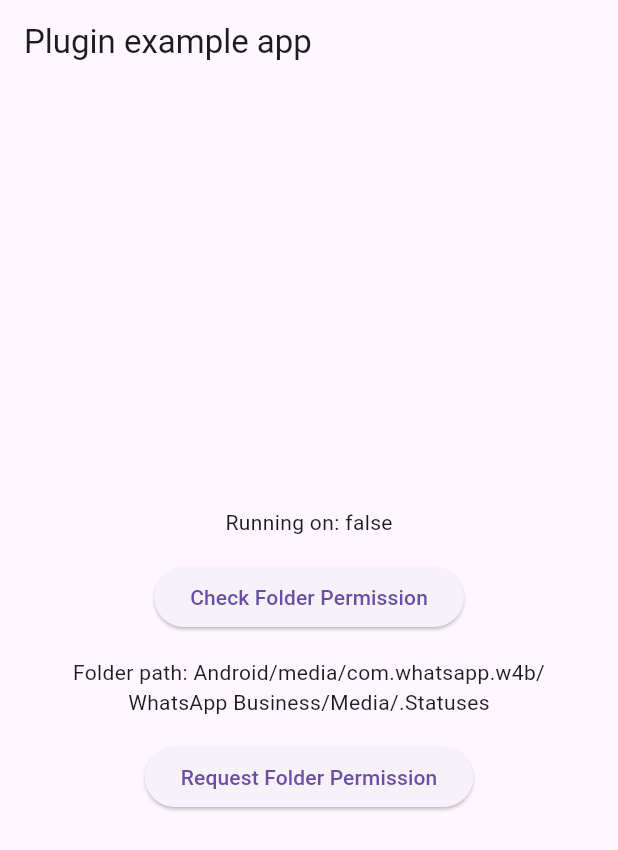
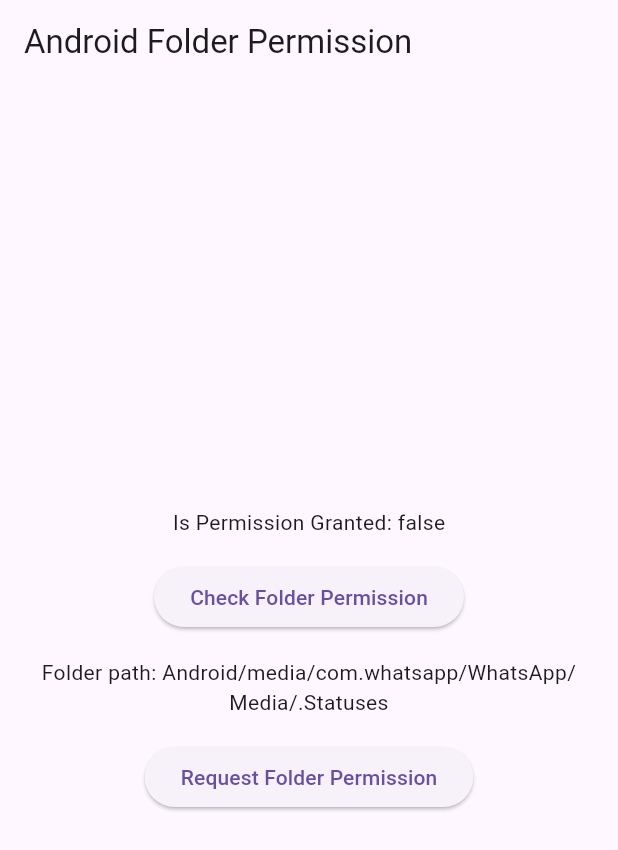
Before and after one commit to Dajiraj-Infotech/android_folder_permission, a Flutter app: the screen it shows after launch, after a tap on "Request Folder Permission", on a phone screen of 412 x 824 dp. Shown: the top 850 px of the screen. Run offline on Flutter 3.47's test engine with Material 3 defaults, Android fonts, the phone set to English and light mode, and no system bars; our stand-ins replace plugin_platform_interface.

Commit message:
Refactored folder path handling and improved permission check logic in main.dart. Updated app bar title and permission status display for clarity.

```diff
--- a/example/lib/main.dart
+++ b/example/lib/main.dart
@@ -19,8 +19,15 @@ class _MyAppState extends State<MyApp> {
   final _androidFolderPermissionPlugin = AndroidFolderPermission();
 
   static const _folderPath =
-      // 'Android/media/com.whatsapp/WhatsApp/Media/.Statuses';
-      'Android/media/com.whatsapp.w4b/WhatsApp Business/Media/.Statuses';
+      'Android/media/com.whatsapp/WhatsApp/Media/.Statuses';
+  // 'Android/media/com.whatsapp.w4b/WhatsApp Business/Media/.Statuses';
+  //'WhatsApp/Media/.Statuses';
+
+  @override
+  void initState() {
+    super.initState();
+    checkFolderPermission();
+  }
 
   Future<void> checkFolderPermission() async {
     try {
@@ -37,6 +44,7 @@ class _MyAppState extends State<MyApp> {
     try {
       final result = await _androidFolderPermissionPlugin
           .requestFolderPermission(path: _folderPath);
+      await checkFolderPermission();
       debugPrint('result: $result');
     } on PlatformException catch (e) {
       debugPrint('error: ${e.message}');
@@ -47,14 +55,14 @@ class _MyAppState extends State<MyApp> {
   Widget build(BuildContext context) {
     return MaterialApp(
       home: Scaffold(
-        appBar: AppBar(title: const Text('Plugin example app')),
+        appBar: AppBar(title: const Text('Android Folder Permission')),
         body: Center(
           child: Padding(
             padding: const EdgeInsets.symmetric(horizontal: 16.0),
             child: Column(
               mainAxisAlignment: MainAxisAlignment.center,
               children: [
-                Text('Running on: $_hasFolderPermission'),
+                Text('Is Permission Granted: $_hasFolderPermission'),
                 SizedBox(height: 16),
                 ElevatedButton(
                   onPressed: checkFolderPermission,
```
